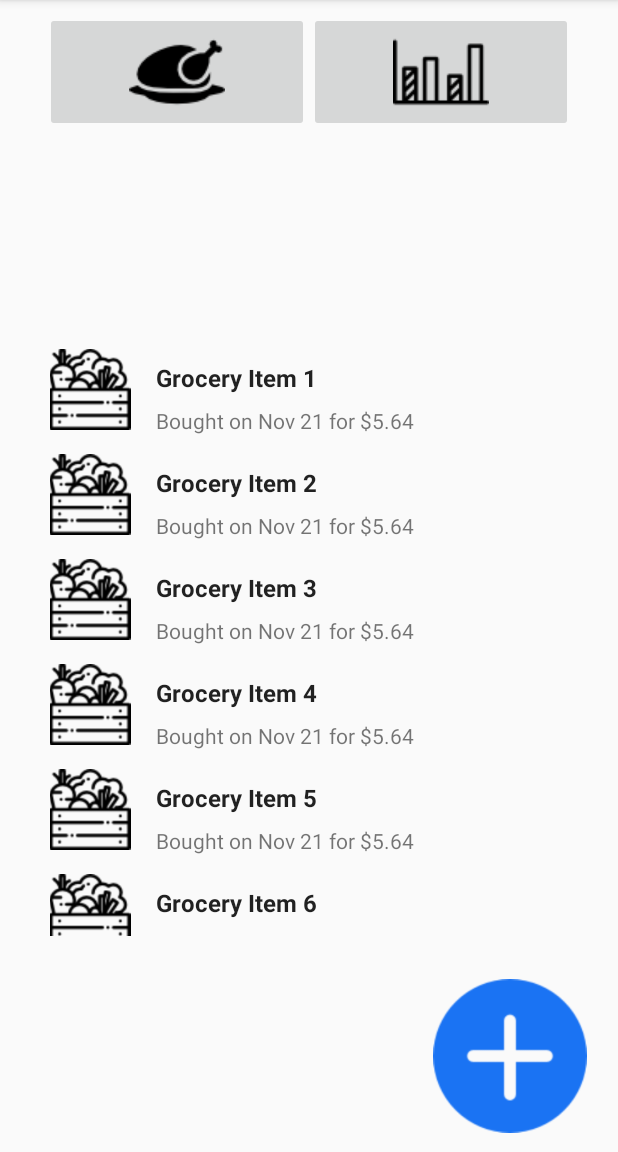
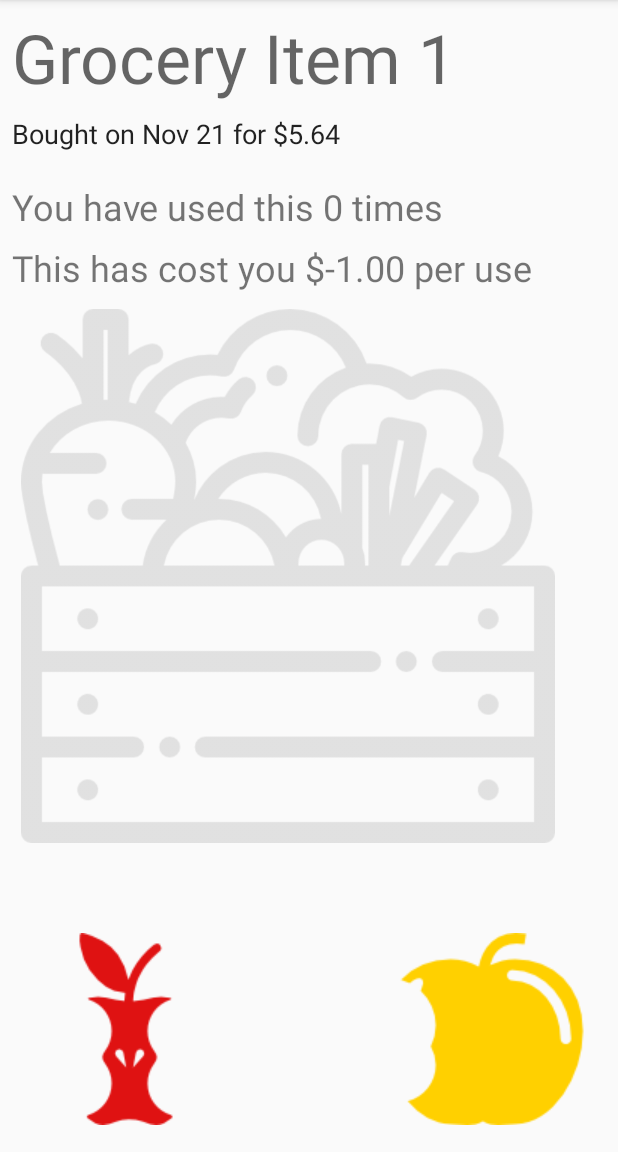
Before and after one commit to jsogard/meal-price-tracker-app, an Android app: the screen it shows after launch (MainActivity before the commit, AnalyzeFoodItem after it), after a tap on an icon or button, on a phone screen of 412 x 824 dp, the part 84-1236 px from its top. Run offline under Robolectric (Android 15) with nearby library versions, the light colour scheme and no system bars.

Commit message:
implement food item analysis activity; implement meal ingredients activity chaining

```diff
--- a/MealWorm/app/src/main/AndroidManifest.xml
+++ b/MealWorm/app/src/main/AndroidManifest.xml
@@ -16,7 +16,8 @@
                 <category android:name="android.intent.category.LAUNCHER" />
             </intent-filter>
         </activity>
-        <activity android:name=".NewFoodItem"></activity>
+        <activity android:name=".NewFoodItem" />
+        <activity android:name=".AnalyzeFoodItem"></activity>
     </application>
 
 </manifest>
--- /dev/null
+++ b/MealWorm/app/src/main/java/com/cpre388/joesogard/mealworm/AnalyzeFoodItem.java
@@ -0,0 +1,75 @@
+package com.cpre388.joesogard.mealworm;
+
+import android.content.Intent;
+import android.support.v7.app.AppCompatActivity;
+import android.os.Bundle;
+import android.view.View;
+import android.widget.Button;
+import android.widget.TextView;
+
+import com.cpre388.joesogard.mealworm.dummy.DummyContent;
+
+import static android.view.View.GONE;
+
+public class AnalyzeFoodItem extends AppCompatActivity
+    implements PantryItemFragment.OnListFragmentInteractionListener {
+
+    public static final String EXTRA_FOOD_ID = "EXTRA_FOOD_ID";
+
+    private FoodItem foodItem;
+
+    @Override
+    protected void onCreate(Bundle savedInstanceState) {
+        super.onCreate(savedInstanceState);
+
+        long foodId = getIntent().getLongExtra(EXTRA_FOOD_ID, -1);
+        foodItem = DummyContent.ITEM_MAP.getOrDefault(new Long(foodId), null);
+
+        if(foodItem instanceof MealItem){
+            setContentView(R.layout.activity_meal_item);
+        } else if (foodItem instanceof GroceryItem){
+            setContentView(R.layout.activity_grocery_item);
+        }
+
+        updateUI();
+        if(foodItem instanceof MealItem){
+            FoodItem[] ingredients = ((MealItem) foodItem).getIngredients();
+            long[] filterIds = new long[ingredients.length];
+            for(int i = 0; i < ingredients.length; i++)
+                filterIds[i] = ingredients[i].getId();
+
+            getSupportFragmentManager().beginTransaction()
+                    .add(R.id.ingredients, PantryItemFragment.newInstance(filterIds))
+                    .commit();
+        }
+    }
+
+    private void updateUI(){
+
+        ((TextView)findViewById(R.id.name)).setText(foodItem.getName());
+        ((TextView)findViewById(R.id.quickInfo)).setText(foodItem.getQuickFacts());
+        ((TextView)findViewById(R.id.useCount)).setText(
+                String.format("You have used this %d times", foodItem.getUseCount()));
+        ((TextView)findViewById(R.id.pricePerUse)).setText(
+                String.format("This has cost you $%03.2f per use", foodItem.getCostPerUse()));
+    }
+
+    public void useItem(View v){
+        foodItem.use(new FoodUse());
+        updateUI();
+    }
+
+    public void finishItem(View v){
+        foodItem.setDepleted(true);
+        findViewById(R.id.use).setVisibility(GONE);
+        findViewById(R.id.finish).setVisibility(GONE);
+        updateUI();
+    }
+
+    @Override
+    public void onListFragmentInteraction(FoodItem item, MyPantryItemRecyclerViewAdapter.ViewHolder viewHolder) {
+        Intent i = new Intent(this, AnalyzeFoodItem.class);
+        i.putExtra(AnalyzeFoodItem.EXTRA_FOOD_ID, item.getId());
+        startActivity(i);
+    }
+}
--- a/MealWorm/app/src/main/java/com/cpre388/joesogard/mealworm/FoodItem.java
+++ b/MealWorm/app/src/main/java/com/cpre388/joesogard/mealworm/FoodItem.java
@@ -10,6 +10,13 @@ import java.util.List;
  */
 
 public abstract class FoodItem {
+
+    public enum FoodItemType {
+        GROCERY,
+        MEAL
+    }
+
+    protected FoodItemType type;
 
     private static long FoodItemID = 0;
 
@@ -37,6 +44,8 @@ public abstract class FoodItem {
         FoodUse foodUse = new FoodUse(useLabels);
         use(foodUse);
     }
+
+    public FoodItemType getType(){ return type; }
 
     protected void use(FoodUse foodUse){
         useHistory.add(foodUse);
--- a/MealWorm/app/src/main/java/com/cpre388/joesogard/mealworm/GroceryItem.java
+++ b/MealWorm/app/src/main/java/com/cpre388/joesogard/mealworm/GroceryItem.java
@@ -10,6 +10,7 @@ import java.util.Calendar;
 public class GroceryItem extends FoodItem {
 
     private float price;
+    protected FoodItemType type = FoodItemType.GROCERY;
 
     public GroceryItem(String name, float price) {
         super(name);
--- a/MealWorm/app/src/main/java/com/cpre388/joesogard/mealworm/MainActivity.java
+++ b/MealWorm/app/src/main/java/com/cpre388/joesogard/mealworm/MainActivity.java
@@ -23,7 +23,9 @@ public class MainActivity extends AppCompatActivity
 
     @Override
     public void onListFragmentInteraction(FoodItem item, MyPantryItemRecyclerViewAdapter.ViewHolder viewHolder) {
-        Toast.makeText(this, String.format("%s, pos %d", item.getName(), viewHolder.getAdapterPosition()), Toast.LENGTH_SHORT).show();
+        Intent i = new Intent(this, AnalyzeFoodItem.class);
+        i.putExtra(AnalyzeFoodItem.EXTRA_FOOD_ID, item.getId());
+        startActivity(i);
     }
 
     public void goToNewItem(View v){
--- a/MealWorm/app/src/main/java/com/cpre388/joesogard/mealworm/MealItem.java
+++ b/MealWorm/app/src/main/java/com/cpre388/joesogard/mealworm/MealItem.java
@@ -9,6 +9,8 @@ import java.util.Calendar;
 public class MealItem extends FoodItem{
 
     private FoodItem[] ingredients;
+
+    protected FoodItemType type = FoodItemType.MEAL;
 
     public MealItem(String name, FoodItem... ingredients){
         super(name);
--- a/MealWorm/app/src/main/java/com/cpre388/joesogard/mealworm/PantryItemFragment.java
+++ b/MealWorm/app/src/main/java/com/cpre388/joesogard/mealworm/PantryItemFragment.java
@@ -23,10 +23,10 @@ import java.util.List;
  */
 public class PantryItemFragment extends Fragment {
 
-    // TODO: Customize parameter argument names
-    private static final String ARG_COLUMN_COUNT = "column-count";
-    // TODO: Customize parameters
-    private int mColumnCount = 1;
+//    private static final String ARG_COLUMN_COUNT = "column-count";
+//    private int mColumnCount = 1;
+    private static final String EXTRA_ID_FILTER = "EXTRA-ID-FILTER";
+    private long[] itemIdFilter = null;
     private OnListFragmentInteractionListener mListener;
 
 //    private MyPantryItemRecyclerViewAdapter listAdapter;
@@ -38,12 +38,11 @@ public class PantryItemFragment extends Fragment {
     public PantryItemFragment() {
     }
 
-    // TODO: Customize parameter initialization
     @SuppressWarnings("unused")
-    public static PantryItemFragment newInstance(int columnCount) {
+    public static PantryItemFragment newInstance(long filterItems[]) {
         PantryItemFragment fragment = new PantryItemFragment();
         Bundle args = new Bundle();
-        args.putInt(ARG_COLUMN_COUNT, columnCount);
+        args.putLongArray(EXTRA_ID_FILTER, filterItems);
         fragment.setArguments(args);
         return fragment;
     }
@@ -53,7 +52,7 @@ public class PantryItemFragment extends Fragment {
         super.onCreate(savedInstanceState);
 
         if (getArguments() != null) {
-            mColumnCount = getArguments().getInt(ARG_COLUMN_COUNT);
+            itemIdFilter = getArguments().getLongArray(EXTRA_ID_FILTER);
         }
     }
 
@@ -66,12 +65,11 @@ public class PantryItemFragment extends Fragment {
         if (view instanceof RecyclerView) {
             Context context = view.getContext();
             RecyclerView recyclerView = (RecyclerView) view;
-            if (mColumnCount <= 1) {
-                recyclerView.setLayoutManager(new LinearLayoutManager(context));
-            } else {
-                recyclerView.setLayoutManager(new GridLayoutManager(context, mColumnCount));
-            }
-            recyclerView.setAdapter(new MyPantryItemRecyclerViewAdapter(DummyContent.ITEMS, mListener));
+            recyclerView.setLayoutManager(new LinearLayoutManager(context));
+            if(itemIdFilter != null)
+                recyclerView.setAdapter(new MyPantryItemRecyclerViewAdapter(DummyContent.filterItems(itemIdFilter), mListener));
+            else
+                recyclerView.setAdapter(new MyPantryItemRecyclerViewAdapter(DummyContent.ITEMS, mListener));
         }
         return view;
     }
--- /dev/null
+++ b/MealWorm/app/src/main/res/layout/activity_grocery_item.xml
@@ -0,0 +1,101 @@
+<?xml version="1.0" encoding="utf-8"?>
+<android.support.constraint.ConstraintLayout xmlns:android="http://schemas.android.com/apk/res/android"
+    xmlns:app="http://schemas.android.com/apk/res-auto"
+    xmlns:tools="http://schemas.android.com/tools"
+    android:layout_width="match_parent"
+    android:layout_height="match_parent"
+    tools:context="com.cpre388.joesogard.mealworm.AnalyzeFoodItem">
+
+    <ImageView
+        android:id="@+id/imageView5"
+        android:layout_width="368dp"
+        android:layout_height="356dp"
+        app:srcCompat="@mipmap/big_ingr"
+        android:layout_marginLeft="8dp"
+        app:layout_constraintLeft_toLeftOf="parent"
+        android:layout_marginRight="8dp"
+        app:layout_constraintRight_toRightOf="parent"
+        app:layout_constraintBottom_toBottomOf="parent"
+        app:layout_constraintHorizontal_bias="0.0"
+        android:layout_marginBottom="8dp"
+        app:layout_constraintTop_toTopOf="parent"
+        android:layout_marginTop="8dp" />
+
+    <TextView
+        android:id="@+id/name"
+        android:layout_width="wrap_content"
+        android:layout_height="wrap_content"
+        android:layout_marginLeft="8dp"
+        android:layout_marginTop="8dp"
+        android:text="Grocery Item!"
+        android:textAppearance="@style/TextAppearance.AppCompat.Display2"
+        app:layout_constraintLeft_toLeftOf="parent"
+        app:layout_constraintTop_toTopOf="parent"
+        android:layout_marginStart="8dp" />
+
+    <TextView
+        android:id="@+id/quickInfo"
+        android:layout_width="wrap_content"
+        android:layout_height="wrap_content"
+        android:layout_marginLeft="8dp"
+        android:layout_marginTop="8dp"
+        android:textAppearance="@style/TextAppearance.AppCompat.Body1"
+        android:textSize="18sp"
+        app:layout_constraintLeft_toLeftOf="parent"
+        app:layout_constraintTop_toBottomOf="@+id/name"
+        tools:text="@string/ingr_quick_info"
+        android:layout_marginStart="8dp" />
+
+    <TextView
+        android:id="@+id/useCount"
+        android:layout_width="wrap_content"
+        android:layout_height="wrap_content"
+        android:layout_marginLeft="8dp"
+        android:layout_marginTop="20dp"
+        android:text="You have used this 10 times"
+        android:textSize="24sp"
+        app:layout_constraintLeft_toLeftOf="parent"
+        app:layout_constraintTop_toBottomOf="@+id/quickInfo"
+        tools:text="@string/use_count"
+        android:layout_marginStart="8dp" />
+
+    <TextView
+        android:id="@+id/pricePerUse"
+        android:layout_width="wrap_content"
+        android:layout_height="wrap_content"
+        android:layout_marginLeft="8dp"
+        android:layout_marginTop="8dp"
+        android:text="It has cost you $0.21 per use"
+        android:textSize="24sp"
+        app:layout_constraintLeft_toLeftOf="parent"
+        app:layout_constraintTop_toBottomOf="@+id/useCount"
+        tools:text="@string/cost_per_use"
+        android:layout_marginStart="8dp" />
+
+    <ImageButton
+        android:id="@+id/use"
+        android:layout_width="wrap_content"
+        android:layout_height="wrap_content"
+        android:layout_marginBottom="8dp"
+        android:layout_marginEnd="8dp"
+        android:layout_marginRight="8dp"
+        android:backgroundTint="#000000ff"
+        android:onClick="useItem"
+        app:layout_constraintBottom_toBottomOf="parent"
+        app:layout_constraintRight_toRightOf="parent"
+        app:srcCompat="@mipmap/eat_ingr_med" />
+
+    <ImageButton
+        android:id="@+id/finish"
+        android:layout_width="wrap_content"
+        android:layout_height="wrap_content"
+        android:layout_marginBottom="8dp"
+        android:layout_marginLeft="8dp"
+        android:layout_marginStart="8dp"
+        android:backgroundTint="#000000ff"
+        android:onClick="finishItem"
+        app:layout_constraintBottom_toBottomOf="parent"
+        app:layout_constraintLeft_toLeftOf="parent"
+        app:srcCompat="@mipmap/finish_ingr_med" />
+
+</android.support.constraint.ConstraintLayout>
```
Also changed, not shown: MealWorm/app/src/main/java/com/cpre388/joesogard/mealworm/dummy/DummyContent.java (+8 -0 lines), MealWorm/app/src/main/res/layout/activity_analyze_food_item.xml (added, +9 -0 lines), MealWorm/app/src/main/res/layout/activity_meal_item.xml (added, +131 -0 lines).
